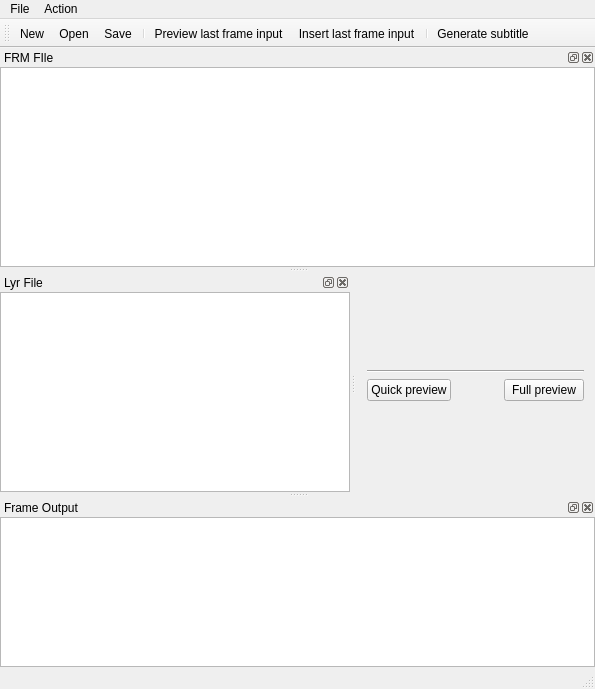
Toyunda/toyunda, file QToyTime/qtoytime.ui: the form before one commit.
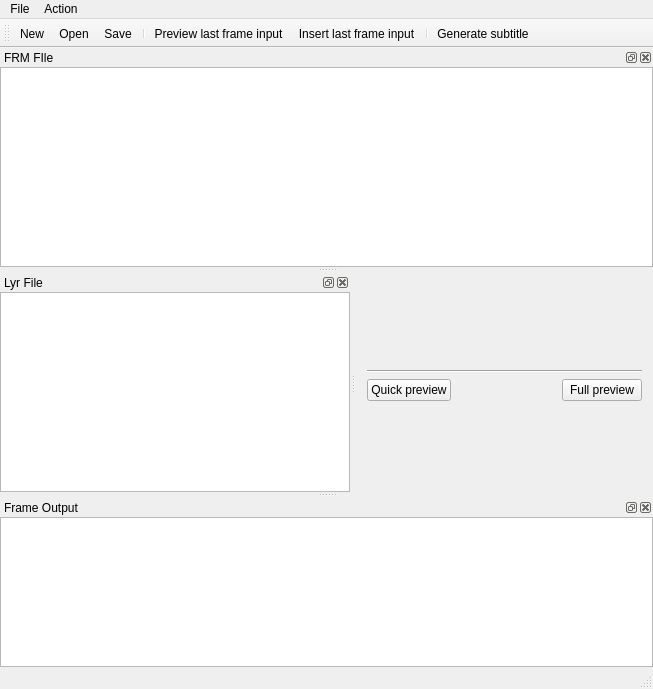
The form after the commit. Icons and pictures are not drawn. Custom widgets are drawn as their Qt base class.

```diff
--- a/QToyTime/qtoytime.ui
+++ b/QToyTime/qtoytime.ui
@@ -6,7 +6,7 @@
    <rect>
     <x>0</x>
     <y>0</y>
-    <width>595</width>
+    <width>653</width>
     <height>687</height>
    </rect>
   </property>
@@ -115,7 +115,7 @@
     <rect>
      <x>0</x>
      <y>0</y>
-     <width>595</width>
+     <width>653</width>
      <height>20</height>
     </rect>
    </property>
@@ -386,6 +386,11 @@
    <header>qgplayer.h</header>
    <container>1</container>
   </customwidget>
+  <customwidget>
+   <class>lyrEdit</class>
+   <extends>QPlainTextEdit</extends>
+   <header>lyredit.h</header>
+  </customwidget>
  </customwidgets>
  <resources>
   <include location="../icons/icons.qrc"/>
```
Left out of the diff: 5 changed lines with no effect on the pictures.
